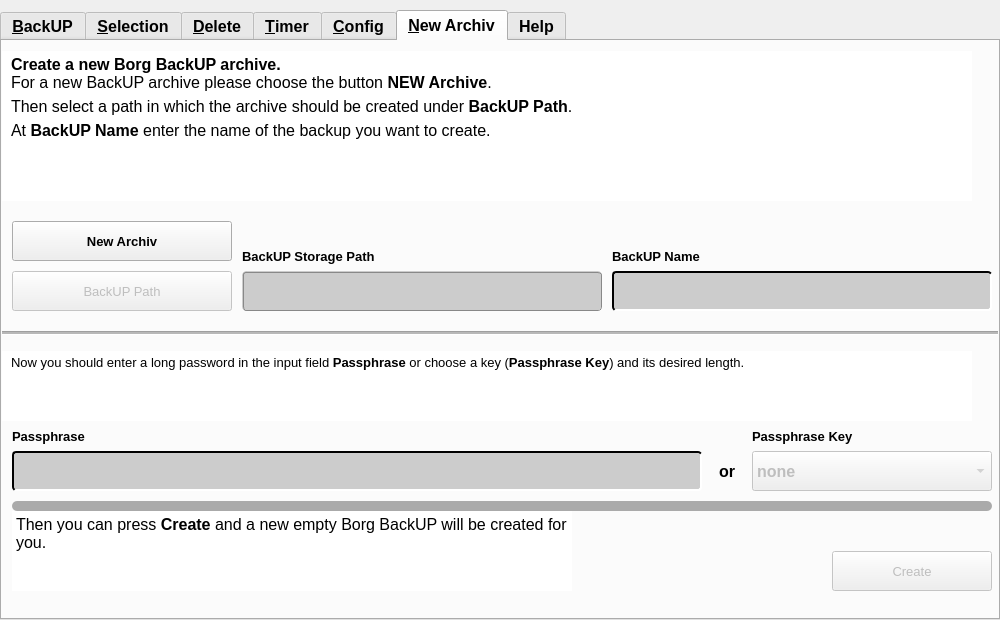
Above: src/borg_backup_gui.ui from MTrage/Borg-BackUP-GUI before the change. Below: the same form after it.
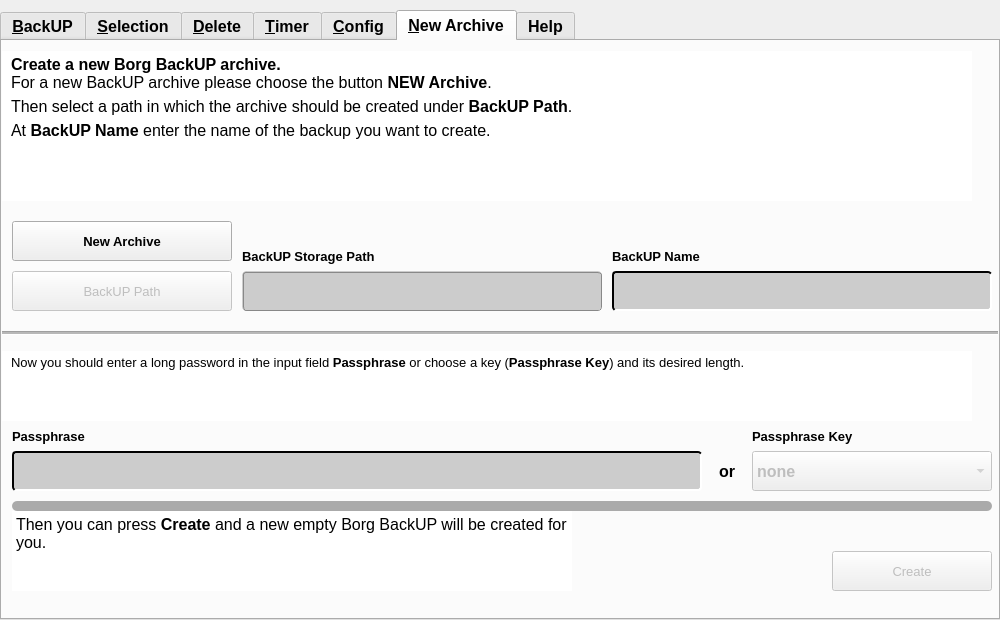
That is the form after the change. The open tabs and pages were chosen to show the change.

Commit message: Fixed spelling of Archive (Archiv -> Archive)

```diff
--- a/src/borg_backup_gui.ui
+++ b/src/borg_backup_gui.ui
@@ -2960,7 +2960,7 @@
     </widget>
     <widget class="QWidget" name="NewArchiv">
      <attribute name="title">
-      <string>&amp;New Archiv</string>
+      <string>&amp;New Archive</string>
      </attribute>
      <widget class="QLabel" name="label_18">
       <property name="geometry">
@@ -3380,7 +3380,7 @@
        <string>&lt;html&gt;&lt;head/&gt;&lt;body&gt;&lt;p&gt;Select a folder.&lt;/p&gt;&lt;/body&gt;&lt;/html&gt;</string>
       </property>
       <property name="text">
-       <string>New Archiv</string>
+       <string>New Archive</string>
       </property>
      </widget>
      <widget class="QTextBrowser" name="textBrowser_7">
```
Left out of the diff: 26 changed lines with no effect on the pictures. The commit also changes 3 other files.
